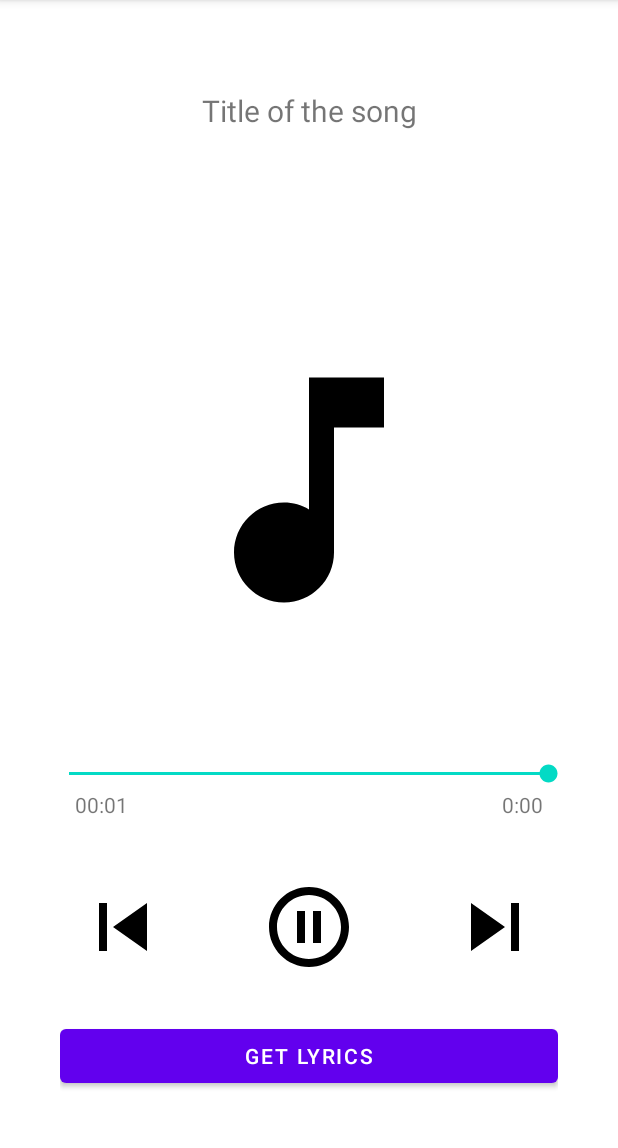
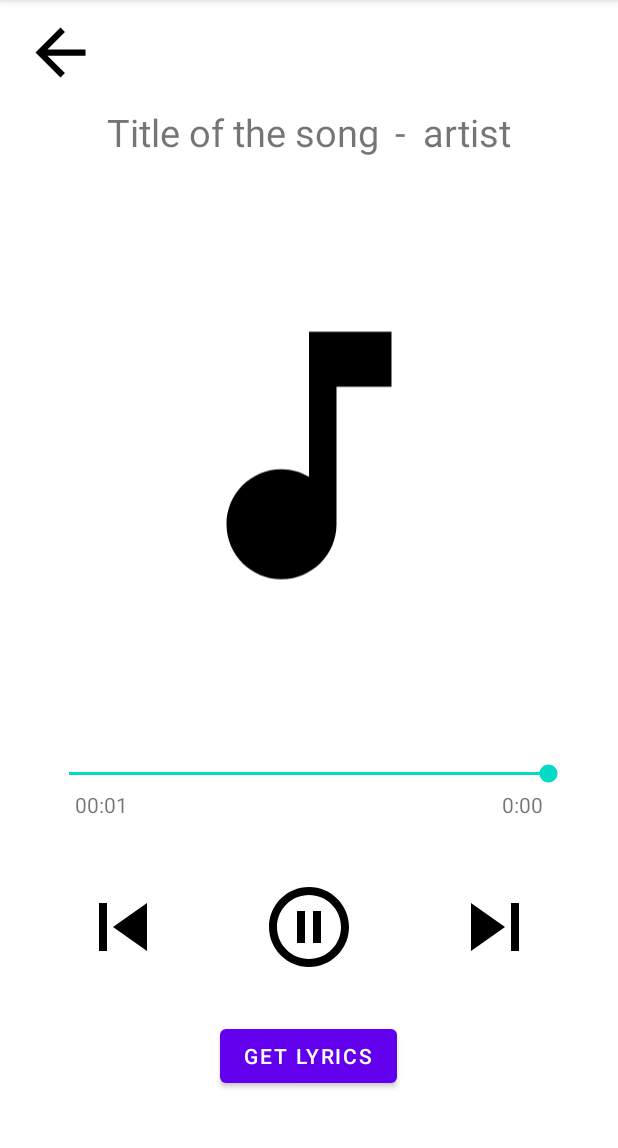
Before and after one commit to hannamkrtchian/Music-Player-App, an Android app: the MusicPlayerActivity screen opened directly, with no data from a screen before it, on a phone screen of 412 x 824 dp, the part 84-1232 px from its top. Run offline under Robolectric (Android 15) with nearby library versions, the phone set to English and light mode, and no system bars; 7 statements that could not run were skipped.

Commit message:
update layout activity_music_player & added logic back button

```diff
--- a/app/src/main/java/com/example/musicplayerapp/ui/MusicPlayerActivity.kt
+++ b/app/src/main/java/com/example/musicplayerapp/ui/MusicPlayerActivity.kt
@@ -9,6 +9,7 @@ import android.os.Looper
 import android.widget.ImageView
 import android.widget.SeekBar
 import android.widget.TextView
+import androidx.appcompat.widget.Toolbar
 import com.example.musicplayerapp.AudioModel
 import com.example.musicplayerapp.MyMediaPlayer
 import com.example.musicplayerapp.R
@@ -27,6 +28,8 @@ class MusicPlayerActivity : AppCompatActivity() {
     private lateinit var nextBtn: ImageView
     private lateinit var previousBtn: ImageView
     private lateinit var cover: ImageView
+    private lateinit var back: ImageView
+    private lateinit var artist: TextView
 
     private lateinit var currentSong: AudioModel
 
@@ -47,6 +50,13 @@ class MusicPlayerActivity : AppCompatActivity() {
         nextBtn= findViewById(R.id.next)
         previousBtn= findViewById(R.id.previous)
         cover= findViewById(R.id.cover_song)
+        back= findViewById(R.id.back_button)
+        artist= findViewById(R.id.song_artist)
+
+        // Back button logic
+        back.setOnClickListener {
+            onBackPressedDispatcher.onBackPressed()
+        }
 
         titleTv.isSelected = true
 
--- a/app/src/main/java/com/example/musicplayerapp/ui/allSongs/AllSongsFragment.kt
+++ b/app/src/main/java/com/example/musicplayerapp/ui/allSongs/AllSongsFragment.kt
@@ -1,5 +1,7 @@
 package com.example.musicplayerapp.ui.allSongs
 
+import android.content.ContentResolver
+import android.content.Context
 import android.database.Cursor
 import android.os.Build
 import android.os.Bundle
@@ -15,7 +17,6 @@ import androidx.recyclerview.widget.LinearLayoutManager
 import androidx.recyclerview.widget.RecyclerView
 import com.example.musicplayerapp.R
 import com.example.musicplayerapp.databinding.FragmentAllSongsBinding
-import com.example.musicplayerapp.AudioModel
 import com.example.musicplayerapp.MusicListAdapter
 
 class AllSongsFragment : Fragment() {
@@ -27,16 +28,18 @@ class AllSongsFragment : Fragment() {
     // onDestroyView.
     private val binding get() = _binding!!
 
+    // Declare variables
+    private lateinit var recyclerView: RecyclerView
+    private lateinit var textViewNoSongs: TextView
+    private lateinit var appContext: Context
+    private lateinit var contentResolver: ContentResolver
+
     override fun onCreateView(
         inflater: LayoutInflater,
         container: ViewGroup?,
         savedInstanceState: Bundle?
     ): View {
-        val allSongsViewModel =
-            ViewModelProvider(this)[AllSongsViewModel::class.java]
-
         _binding = FragmentAllSongsBinding.inflate(inflater, container, false)
-
 
         return binding.root
     }
@@ -47,8 +50,8 @@ class AllSongsFragment : Fragment() {
         viewModel = ViewModelProvider(this)[AllSongsViewModel::class.java]
 
         // Get the recyclerview with the songs and the textview with "no songs"
-        val recyclerView = view.findViewById<RecyclerView>(R.id.recycler_view_all_songs)
-        val textViewNoSongs = view.findViewById<TextView>(R.id.no_songs)
+        recyclerView = view.findViewById(R.id.recycler_view_all_songs)
+        textViewNoSongs = view.findViewById(R.id.no_songs)
 
         // projection for cursor
         val projection = arrayOf(
@@ -60,12 +63,9 @@ class AllSongsFragment : Fragment() {
         // selection for cursor
         val selection: String = MediaStore.Audio.Media.IS_MUSIC + " != 0"
 
-        // declare contentResolver and appContext
-        val contentResolver = requireActivity().contentResolver
-        val appContext = requireContext().applicationContext
-
-
-        val songs = mutableListOf<AudioModel>()
+        // assign contentResolver and appContext
+        contentResolver = requireActivity().contentResolver
+        appContext = requireContext().applicationContext
 
         // cursor
         val cursor: Cursor? = contentResolver.query(
--- /dev/null
+++ b/app/src/main/res/drawable/baseline_arrow_back_24.xml
@@ -0,0 +1,5 @@
+<vector android:autoMirrored="true" android:height="24dp"
+    android:tint="#000000" android:viewportHeight="24"
+    android:viewportWidth="24" android:width="24dp" xmlns:android="http://schemas.android.com/apk/res/android">
+    <path android:fillColor="@android:color/white" android:pathData="M20,11H7.83l5.59,-5.59L12,4l-8,8 8,8 1.41,-1.41L7.83,13H20v-2z"/>
+</vector>
--- a/app/src/main/res/layout/activity_music_player.xml
+++ b/app/src/main/res/layout/activity_music_player.xml
@@ -1,37 +1,72 @@
 <?xml version="1.0" encoding="utf-8"?>
 <RelativeLayout xmlns:android="http://schemas.android.com/apk/res/android"
-    xmlns:app="http://schemas.android.com/apk/res-auto"
     xmlns:tools="http://schemas.android.com/tools"
     android:layout_width="match_parent"
     android:layout_height="match_parent"
     android:background="@color/white"
     tools:context=".ui.MusicPlayerActivity">
 
-    <TextView
-        android:id="@+id/song_title"
+    <ImageView
+        android:id="@+id/back_button"
+        android:layout_width="50dp"
+        android:layout_height="50dp"
+        android:layout_marginStart="15dp"
+        android:layout_marginTop="10dp"
+        android:layout_marginBottom="5dp"
+        android:src="@drawable/baseline_arrow_back_24"
+        android:contentDescription="@string/back_button" />
+
+    <RelativeLayout
         android:layout_width="match_parent"
         android:layout_height="wrap_content"
+        android:layout_below="@id/back_button"
+        android:id="@+id/song_info"
+        android:gravity="center_horizontal"
+        android:layout_marginStart="20dp"
         android:layout_marginBottom="20dp"
-        android:layout_marginStart="20dp"
-        android:layout_marginEnd="20dp"
-        android:layout_marginTop="40dp"
-        android:ellipsize="marquee"
-        android:padding="20dp"
-        android:singleLine="true"
-        android:text="@string/title_of_the_song"
-        android:textSize="20sp"
-        android:layout_centerHorizontal="true"
-        android:textAlignment="center"/>
+        android:layout_marginEnd="20dp">
+
+        <TextView
+            android:id="@+id/song_title"
+            android:layout_width="wrap_content"
+            android:layout_height="wrap_content"
+            android:padding="5dp"
+            android:text="@string/title_of_the_song"
+            android:textSize="25sp"
+            android:textAlignment="center"/>
+
+        <TextView
+            android:id="@+id/hyphen"
+            android:layout_width="wrap_content"
+            android:layout_height="wrap_content"
+            android:padding="5dp"
+            android:text="@string/hyphen"
+            android:textSize="25sp"
+            android:textAlignment="center"
+            android:layout_centerHorizontal="true"
+            android:layout_toEndOf="@+id/song_title"/>
+
+        <TextView
+            android:id="@+id/song_artist"
+            android:layout_width="wrap_content"
+            android:layout_height="wrap_content"
+            android:padding="5dp"
+            android:text="@string/artist"
+            android:textSize="25sp"
+            android:textAlignment="center"
+            android:layout_toEndOf="@+id/hyphen"/>
+    </RelativeLayout>
 
     <ImageView
         android:layout_width="240dp"
         android:layout_height="240dp"
         android:id="@+id/cover_song"
         android:layout_centerHorizontal="true"
-        android:padding="20dp"
-        android:layout_marginBottom="30dp"
+        android:padding="10dp"
+        android:layout_below="@+id/song_info"
         android:layout_above="@+id/controls"
-        android:src="@drawable/baseline_music_note_24"/>
+        android:src="@drawable/baseline_music_note_24"
+        android:contentDescription="@string/cover" />
 
     <RelativeLayout
         android:layout_width="match_parent"
@@ -73,22 +108,27 @@
                 android:layout_width="wrap_content"
                 android:layout_height="wrap_content"
                 android:src="@drawable/baseline_skip_previous_24"
-                android:layout_alignParentStart="true"
-                android:id="@+id/previous"/>
+                android:layout_toStartOf="@+id/pause_play"
+                android:layout_marginEnd="60dp"
+                android:id="@+id/previous"
+                android:contentDescription="@string/skip_previous" />
 
             <ImageView
                 android:layout_width="wrap_content"
                 android:layout_height="wrap_content"
                 android:src="@drawable/baseline_skip_next_24"
-                android:layout_alignParentEnd="true"
-                android:id="@+id/next"/>
+                android:layout_toEndOf="@+id/pause_play"
+                android:layout_marginStart="60dp"
+                android:id="@+id/next"
+                android:contentDescription="@string/skip_next" />
 
             <ImageView
                 android:layout_width="wrap_content"
                 android:layout_height="wrap_content"
                 android:src="@drawable/baseline_pause_circle_outline_24"
                 android:layout_centerHorizontal="true"
-                android:id="@+id/pause_play"/>
+                android:id="@+id/pause_play"
+                android:contentDescription="@string/pause" />
 
         </RelativeLayout>
 
@@ -99,7 +139,7 @@
             android:padding="10dp">
 
             <Button
-                android:layout_width="match_parent"
+                android:layout_width="wrap_content"
                 android:layout_height="wrap_content"
                 android:layout_centerHorizontal="true"
                 android:id="@+id/get_lyrics"
--- a/app/src/main/res/values/strings.xml
+++ b/app/src/main/res/values/strings.xml
@@ -11,4 +11,11 @@
     <string name="title_of_the_song">Title of the song</string>
     <string name="_0_00">0:00</string>
     <string name="get_lyrics">Get lyrics</string>
+    <string name="cover">cover</string>
+    <string name="skip_next">skip next</string>
+    <string name="pause">pause</string>
+    <string name="skip_previous">skip previous</string>
+    <string name="artist">artist</string>
+    <string name="hyphen">-</string>
+    <string name="back_button">back button</string>
 </resources>
```
